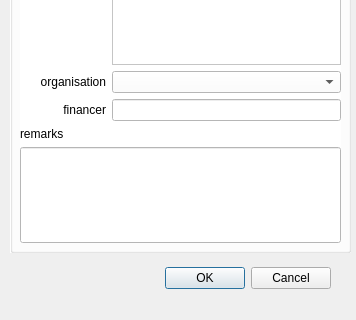
Before: the Qt Designer form project_dialog.ui in NINAnor/NOFAInsert, drawn with Qt 5; both pictures show x 0 to 356 and y 398 to 718 of the 356 by 718 pixel window.
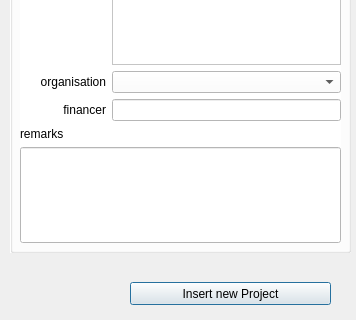
After: the same form once the commit is applied.

```diff
--- a/project_dialog.ui
+++ b/project_dialog.ui
@@ -13,22 +13,6 @@
   <property name="windowTitle">
    <string>Dialog</string>
   </property>
-  <widget class="QDialogButtonBox" name="project_dialog_button">
-   <property name="geometry">
-    <rect>
-     <x>30</x>
-     <y>661</y>
-     <width>301</width>
-     <height>31</height>
-    </rect>
-   </property>
-   <property name="orientation">
-    <enum>Qt::Horizontal</enum>
-   </property>
-   <property name="standardButtons">
-    <set>QDialogButtonBox::Cancel|QDialogButtonBox::Ok</set>
-   </property>
-  </widget>
   <widget class="QGroupBox" name="dataset_3">
    <property name="geometry">
     <rect>
@@ -213,6 +197,19 @@
     </layout>
    </widget>
   </widget>
+  <widget class="QPushButton" name="project_dialog_button">
+   <property name="geometry">
+    <rect>
+     <x>130</x>
+     <y>680</y>
+     <width>201</width>
+     <height>23</height>
+    </rect>
+   </property>
+   <property name="text">
+    <string>Insert new Project</string>
+   </property>
+  </widget>
  </widget>
  <resources/>
  <connections>
```
Left out of the diff: 35 changed lines with no effect on the pictures.
